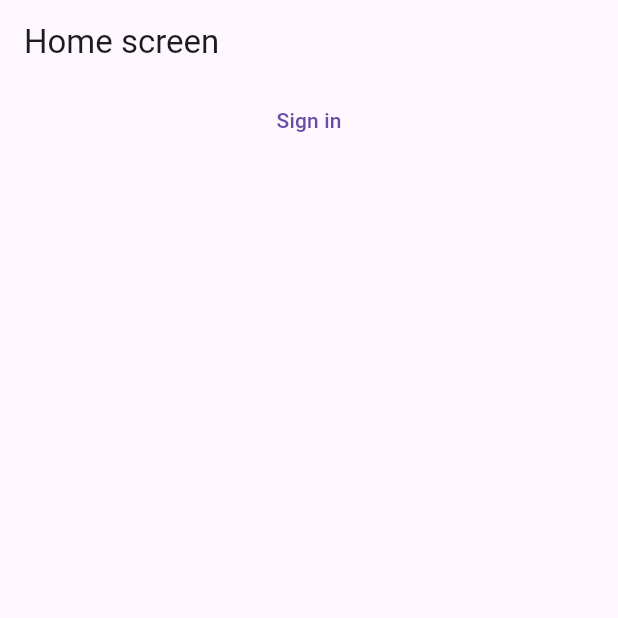
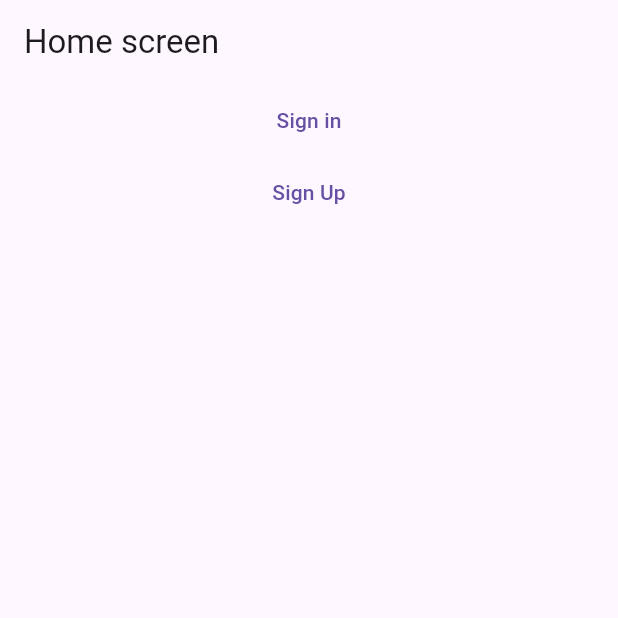
Before and after one commit to Ammarmyp/lounge_order_tracker, a Flutter app: the screen it shows after launch, on a phone screen of 412 x 824 dp, the top half of it. Run offline on Flutter 3.47's test engine with Material 3 defaults, Android fonts, the phone set to English and light mode, and no system bars; our stand-ins replace go_router.

Commit message:
separate sign up screen

```diff
--- a/lib/core/utils/router.dart
+++ b/lib/core/utils/router.dart
@@ -1,5 +1,6 @@
 import 'package:go_router/go_router.dart';
 import 'package:paamy_order_tracker/features/authentication/presentation/sign_in_screen.dart';
+import 'package:paamy_order_tracker/features/authentication/presentation/sign_up.dart';
 import 'package:paamy_order_tracker/features/home/presentation/home_screen.dart';
 
 class AppRouter {
@@ -14,6 +15,10 @@ class AppRouter {
         path: "/signIn",
         builder: (context, state) => const SignInScreen(),
       ),
+      GoRoute(
+        path: "/signUp",
+        builder: (context, state) => const SignUp(),
+      ),
     ],
   );
 }
--- a/lib/features/home/presentation/home_screen.dart
+++ b/lib/features/home/presentation/home_screen.dart
@@ -21,6 +21,12 @@ class HomeScreen extends StatelessWidget {
               },
               child: const Text('Sign in'),
             ),
+            TextButton(
+              onPressed: () {
+                context.go("/signUP");
+              },
+              child: const Text('Sign Up'),
+            ),
           ],
         ),
       ),
```
Also changed, not shown: lib/features/authentication/presentation/sign_up.dart (added, +19 -0 lines).
